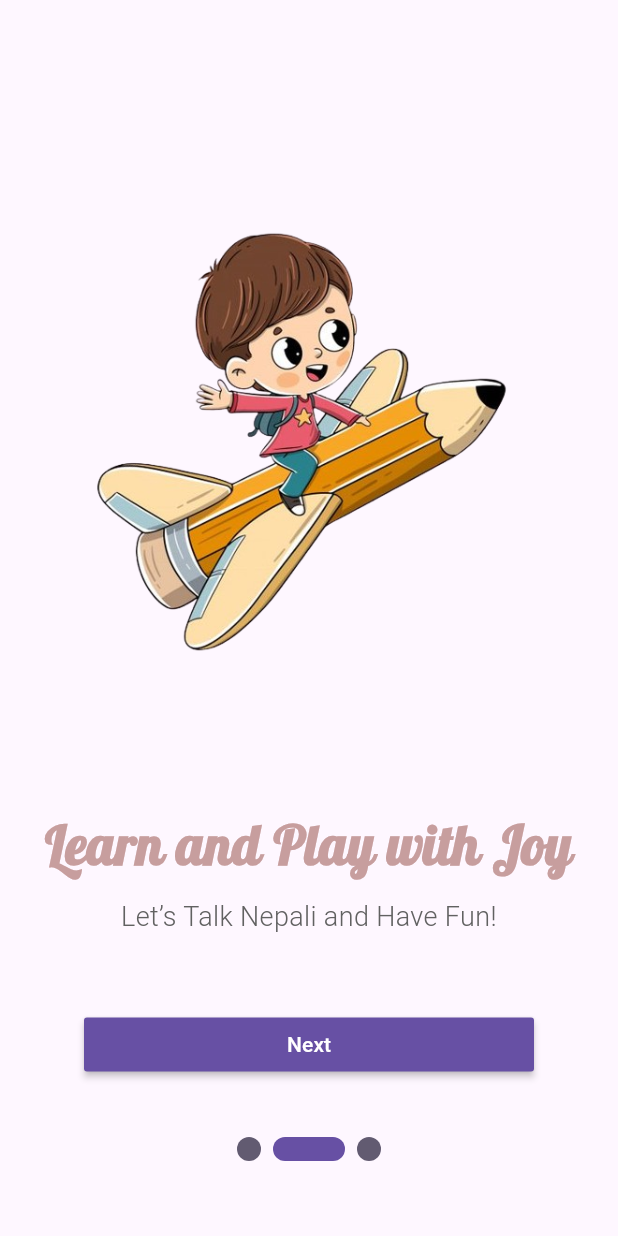
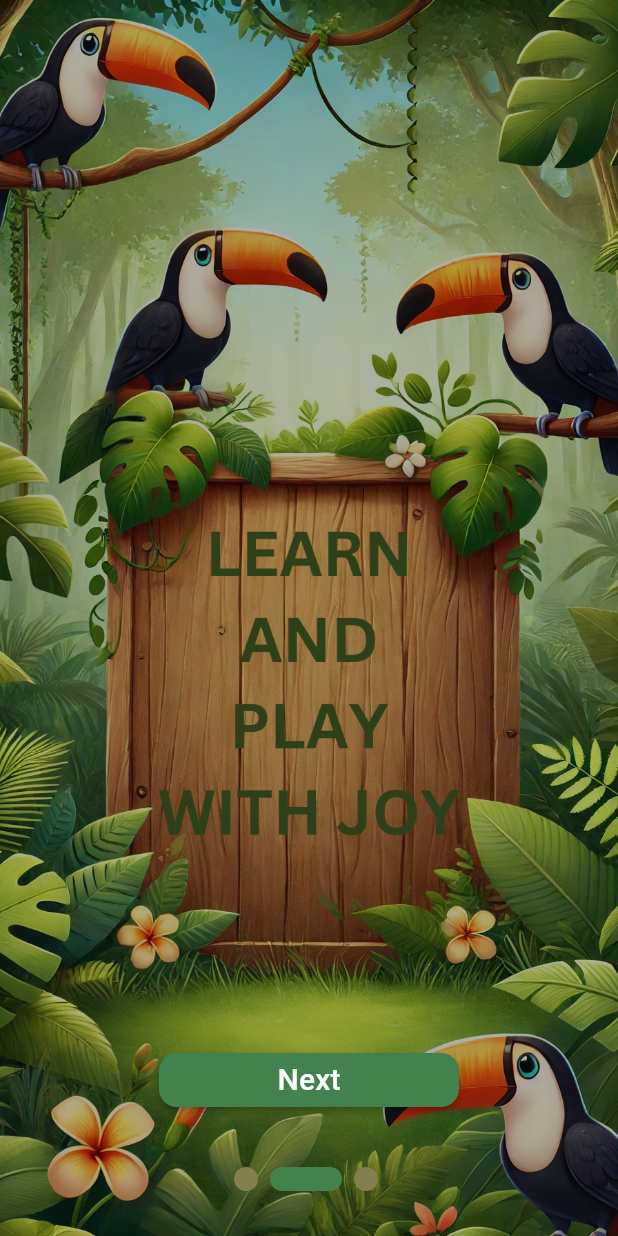
Before and after one commit to mahatarc/TinyTalk, a Flutter app: the screen it shows after launch, swiped to page 2, on a phone screen of 412 x 824 dp. Run offline on Flutter 3.47's test engine with Material 3 defaults, Android fonts, the phone set to English and light mode, and no system bars; drawn by our look-alikes of smooth_page_indicator; our stand-ins replace audioplayers, flutter_bloc, google_fonts, permission_handler, shared_preferences, youtube_player_flutter; missing offline and left inert: flutter_sound; Roboto replaces fonts that are missing (Times New Roman).

Commit message:
login, signup, onboarding UI changed

```diff
--- a/frontend/lib/features/loginPage/presentation/UI/login.dart
+++ b/frontend/lib/features/loginPage/presentation/UI/login.dart
@@ -88,7 +88,7 @@ class _LoginPageState extends State<LoginPage> {
           Container(
             decoration: const BoxDecoration(
               image: DecorationImage(
-                image: AssetImage('images/background1.jpg'),
+                image: AssetImage('images/logbg.png'),
                 fit: BoxFit.cover,
               ),
             ),
@@ -178,13 +178,13 @@ class _LoginPageState extends State<LoginPage> {
                       shape: RoundedRectangleBorder(
                         borderRadius: BorderRadius.circular(30),
                       ),
-                      backgroundColor: const Color(0xFF50D6E5),
+                      backgroundColor: Colors.brown[500],
                     ),
                     child: isLoading
                         ? const CircularProgressIndicator(color: Colors.white)
                         : const Text(
                             'Login',
-                            style: TextStyle(fontSize: 18, fontWeight: FontWeight.bold),
+                            style: TextStyle(fontSize: 18, fontWeight: FontWeight.bold, color:Colors.green ),
                           ),
                   ),
                   const SizedBox(height: 20),
--- a/frontend/lib/features/signupPage/presentation/UI/signupPage.dart
+++ b/frontend/lib/features/signupPage/presentation/UI/signupPage.dart
@@ -90,7 +90,7 @@ void dispose() {
           Container(
             decoration: const BoxDecoration(
               image: DecorationImage(
-                image: AssetImage('images/background1.jpg'),
+                image: AssetImage('images/logbg.png'),
                 fit: BoxFit.cover,
               ),
             ),
@@ -157,11 +157,11 @@ void dispose() {
                       shape: RoundedRectangleBorder(
                         borderRadius: BorderRadius.circular(30),
                       ),
-                      backgroundColor: const Color(0xFF50D6E5),
+                      backgroundColor: Colors.brown[500],
                     ),
                     child: Text(
                       _currentPage == _pages.length - 1 ? 'Signup' : 'Next',
-                      style: const TextStyle(fontSize: 18, fontWeight: FontWeight.bold),
+                      style: const TextStyle(fontSize: 18, fontWeight: FontWeight.bold, color: Colors.green),
                     ),
                   ),
                 ),
--- a/frontend/lib/features/splashscreen/presentation/UI/splashscreen.dart
+++ b/frontend/lib/features/splashscreen/presentation/UI/splashscreen.dart
@@ -2,6 +2,10 @@ import 'package:flutter/material.dart';
 import 'package:google_fonts/google_fonts.dart';
 import 'package:smooth_page_indicator/smooth_page_indicator.dart';
 import 'package:tiny_talks/features/loginPage/presentation/UI/login.dart';
+
+// Olive Green Color Constants
+const Color oliveGreen = Color.fromARGB(255, 67, 129, 78);
+const Color oliveGreenLight = Color.fromARGB(255, 131, 127, 78);
 
 class OnboardingPage extends StatefulWidget {
   const OnboardingPage({super.key});
@@ -17,84 +21,60 @@ class _OnboardingPageState extends State<OnboardingPage> {
   Widget build(BuildContext context) {
     final List<Widget> onBoardingPages = [
       OnboardingCard(
-        image: "images/welcome.png",
-        title: 'Welcome to Tiny Talks!',
-        description:
-            'Your Nepali Learning Adventure Begins Here!',
+        image: "images/Welcome2.png",
+        title: '',
+        description: '',
         buttonText: 'Next',
         onPressed: () {
-          _pageController.animateToPage(
-            1,
-            duration: const Duration(milliseconds: 300),
-            curve: Curves.linear,
-          );
+          _pageController.animateToPage(1, duration: const Duration(milliseconds: 300), curve: Curves.linear);
         },
       ),
       OnboardingCard(
-        image: "images/onboarding.png",
-        title: 'Learn and Play with Joy',
-        description:
-            'Let’s Talk Nepali and Have Fun!',
+        image: "images/play3.png",
+        title: '',
+        description: '',
         buttonText: 'Next',
         onPressed: () {
-          _pageController.animateToPage(
-            2,
-            duration: const Duration(milliseconds: 300),
-            curve: Curves.linear,
-          );
+          _pageController.animateToPage(2, duration: const Duration(milliseconds: 300), curve: Curves.linear);
         },
       ),
       OnboardingCard(
-        image: "images/cube.png",
-        title: 'Learn Personally',
-        description:
-            'Your Nepali Learning Adventure Begins Here!',
+        image: "images/learn.png",
+        title: '',
+        description: '',
         buttonText: 'Done',
         onPressed: () {
-          Navigator.push(
-            context,
-            MaterialPageRoute(builder: (context) => LoginPage()),
-          );
+          Navigator.push(context, MaterialPageRoute(builder: (context) => LoginPage()));
         },
       ),
     ];
 
     return Scaffold(
-      body: Padding(
-        padding: const EdgeInsets.symmetric(vertical: 50.0),
-        child: Column(
-          mainAxisSize: MainAxisSize.max,
-          mainAxisAlignment: MainAxisAlignment.center,
-          crossAxisAlignment: CrossAxisAlignment.center,
+      body: Stack(
         children: [
-            Expanded(
-              child: PageView(
+          PageView(controller: _pageController, children: onBoardingPages),
+          Positioned(
+            bottom: 30,
+            left: MediaQuery.sizeOf(context).width / 2 - 50,
+            child: SmoothPageIndicator(
               controller: _pageController,
-                children: onBoardingPages,
+              count: onBoardingPages.length,
+              effect: const ExpandingDotsEffect(
+                activeDotColor: oliveGreen,
+                dotColor: oliveGreenLight,
+              ),
+              onDotClicked: (index) {
+                _pageController.animateToPage(index, duration: const Duration(milliseconds: 300), curve: Curves.linear);
+              },
             ),
           ),
-            SmoothPageIndicator(
-              controller: _pageController,
-              count: onBoardingPages.length,
-              effect: ExpandingDotsEffect(
-                activeDotColor: Theme.of(context).colorScheme.primary,
-                dotColor: Theme.of(context).colorScheme.secondary,
-              ),
-              onDotClicked: (index) {
-                _pageController.animateToPage(
-                  index,
-                  duration: const Duration(milliseconds: 300),
-                  curve: Curves.linear,
-                );
-              },
-            ),
         ],
-        ),
       ),
     );
   }
 }
 
+// Updated OnboardingCard with Olive Green Button
 class OnboardingCard extends StatelessWidget {
   final String image, title, description, buttonText;
   final Function onPressed;
@@ -110,62 +90,68 @@ class OnboardingCard extends StatelessWidget {
 
   @override
   Widget build(BuildContext context) {
-    return SizedBox(
-      height: MediaQuery.sizeOf(context).height * 0.80,
-      width: MediaQuery.sizeOf(context).width,
-      child: Column(
-        mainAxisSize: MainAxisSize.max,
-        mainAxisAlignment: MainAxisAlignment.spaceEvenly,
-        crossAxisAlignment: CrossAxisAlignment.center,
+    return LayoutBuilder(
+      builder: (context, constraints) {
+        bool isLandscape = constraints.maxWidth > constraints.maxHeight;
+
+        return Stack(
+          fit: StackFit.expand,
           children: [
-          Padding(
-            padding: const EdgeInsets.all(50.0),
-            child: Image.asset(
-              image,
-              fit: BoxFit.contain,
-            ),
-          ),
+            // Full-screen background image
+            Image.asset(image, fit: BoxFit.cover),
+
+            // Dark overlay for readability
+            Container(color: Colors.black.withOpacity(0.3)),
+
+            // Responsive content layout
             Column(
+              mainAxisAlignment: MainAxisAlignment.end,
               children: [
                 Text(
                   title,
                   textAlign: TextAlign.center,
                   style: GoogleFonts.lobster(
-                      textStyle: const TextStyle(
-                        color: Color.fromARGB(255, 199, 158, 158),
-                        fontSize: 36,
+                    textStyle: TextStyle(
+                      color: Colors.white,
+                      fontSize: isLandscape ? 48 : 36,
                       fontWeight: FontWeight.bold,
                     ),
                   ),
                 ),
+                const SizedBox(height: 20),
                 Padding(
-                padding: const EdgeInsets.all(10.0),
+                  padding: EdgeInsets.symmetric(horizontal: isLandscape ? 100.0 : 20.0),
                   child: Text(
                     description,
                     textAlign: TextAlign.center,
                     style: TextStyle(
-                    color: Colors.grey[700],
-                    fontSize: 18,
+                      color: Colors.white70,
+                      fontSize: isLandscape ? 24 : 18,
                       fontWeight: FontWeight.w300,
-                    fontFamily: 'Times New Roman', // Custom font family for the description
+                      fontFamily: 'Times New Roman',
                     ),
                   ),
-              )
+                ),
+                const SizedBox(height: 30),
+                MaterialButton(
+                  minWidth: isLandscape ? 300 : 200,
+                  onPressed: () => onPressed(),
+                  color: oliveGreen,
+                  shape: RoundedRectangleBorder(borderRadius: BorderRadius.circular(12)),
+                  child: Text(
+                    buttonText,
+                    style: TextStyle(
+                      color: Colors.white,
+                      fontSize: isLandscape ? 24 : 20,
+                    ),
+                  ),
+                ),
+                const SizedBox(height: 80),
               ],
             ),
-          MaterialButton(
-            minWidth: 300,
-            onPressed: () => onPressed(),
-            color: Theme.of(context).colorScheme.primary,
-            child: Text(
-              buttonText,
-              style: const TextStyle(
-                color: Colors.white,
-              ),
-            ),
-          )
           ],
-      ),
+        );
+      },
     );
   }
 }
--- a/frontend/pubspec.yaml
+++ b/frontend/pubspec.yaml
@@ -49,6 +49,7 @@ dependencies:
   smooth_page_indicator: ^1.2.0+3
   youtube_player_flutter: ^9.0.4
   flutter_bloc: ^8.1.6
+
 
 dev_dependencies:
   flutter_test:
```
Also changed, not shown: frontend/images/Welcome2.png (added), frontend/images/learn.png (added), frontend/images/logbg.png (added), frontend/images/play3.png (added), frontend/images/welcome1.png (added), frontend/lib/features/homepage/presentation/UI/home.dart (line endings or trailing spaces), frontend/lib/features/homepage/presentation/UI/homepage.dart (line endings or trailing spaces), frontend/lib/features/profile/profile.dart (line endings or trailing spaces), 1 other file. Lines whose indentation alone changed are shown as unchanged.
